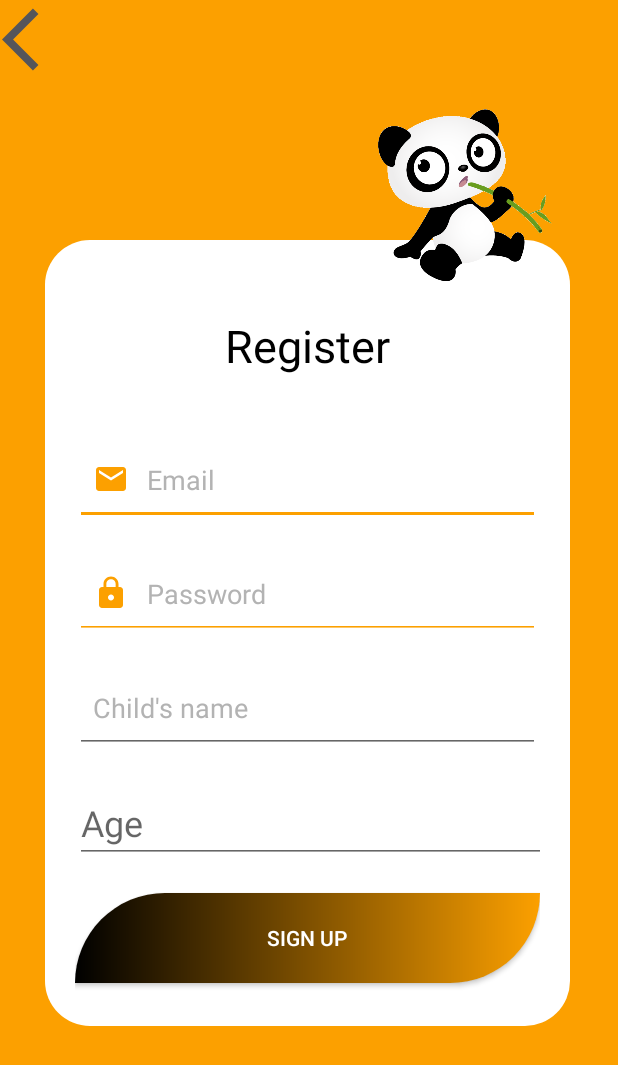
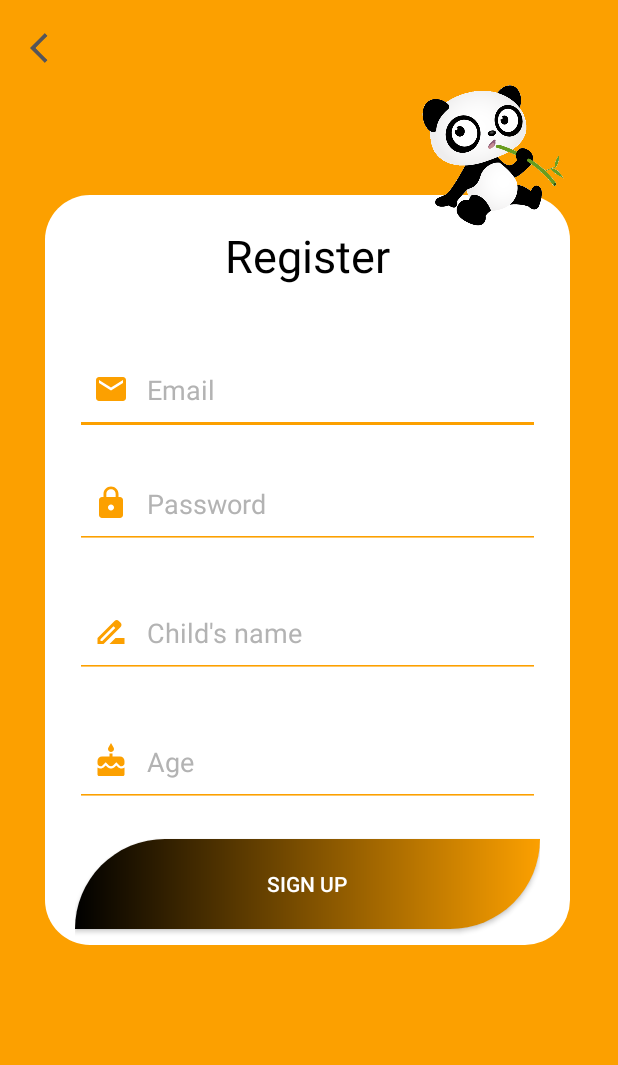
Before and after one commit to Linda-Imeri/ABCZone, an Android app: the layout activity_register.xml on its own in the app's theme, with its tools: preview values and no code run, on a phone screen of 412 x 824 dp. Shown: the top 1065 px of the screen. Run offline under Robolectric (Android 15) with nearby library versions, the phone set to English and light mode, and no system bars.

Commit message:
Code edited

```diff
--- a/app/src/main/AndroidManifest.xml
+++ b/app/src/main/AndroidManifest.xml
@@ -12,11 +12,9 @@
         android:supportsRtl="true"
         android:theme="@style/Theme.ABCZone">
 
-        <activity android:name=".Child_registration"></activity>
         <activity android:name=".Watch_Movies" />
         <activity android:name=".Movie" />
         <activity android:name=".Speak_Write" />
-        <activity android:name=".AboutUs" />
         <activity android:name=".Listen_Music" />
         <activity android:name=".Numbers" />
         <activity android:name=".Fruits" />
--- a/app/src/main/java/com/example/abczone/AudioBooks.java
+++ b/app/src/main/java/com/example/abczone/AudioBooks.java
@@ -35,8 +35,6 @@
         read4.setOnClickListener(this);
         read5=(Button)findViewById(R.id.read5);
         read5.setOnClickListener(this);
-
-
     }
 
     @Override
--- a/app/src/main/java/com/example/abczone/MainActivity.java
+++ b/app/src/main/java/com/example/abczone/MainActivity.java
@@ -21,7 +21,7 @@
         new Handler().postDelayed(new Runnable() {
             @Override
             public void run() {
-                Intent i = new Intent(getApplicationContext(), MainZone.class);
+                Intent i = new Intent(getApplicationContext(), Login.class);
                 startActivity(i);
             }
         }, 4000);
--- a/app/src/main/java/com/example/abczone/MainZone.java
+++ b/app/src/main/java/com/example/abczone/MainZone.java
@@ -82,7 +82,8 @@
                         startActivity(new Intent(MainZone.this,Login.class));
                         break;
                     case R.id.aboutUs:
-                        startActivity(new Intent(MainZone.this,AboutUs.class));
+                        fragment=new AboutUs_Fragment();
+                        loadFragment(fragment);
                         break;
                     default:
                         return true;
--- a/app/src/main/java/com/example/abczone/Watch_Movies.java
+++ b/app/src/main/java/com/example/abczone/Watch_Movies.java
@@ -50,12 +50,6 @@
             }
 
             videoView.setVideoURI(Uri.parse(videoPath));
-         /*   videoView.setOnPreparedListener(new MediaPlayer.OnPreparedListener() {
-                @Override
-                public void onPrepared(MediaPlayer mp) {
-                    mp.setVolume(50, 50);
-                }
-            });*/
 
             MediaController mediaController = new MediaController(this);
             videoView.setMediaController(mediaController);
--- /dev/null
+++ b/app/src/main/res/drawable/age.xml
@@ -0,0 +1,5 @@
+<vector android:height="24dp" android:tint="#FCA000"
+    android:viewportHeight="24" android:viewportWidth="24"
+    android:width="24dp" xmlns:android="http://schemas.android.com/apk/res/android">
+    <path android:fillColor="@android:color/white" android:pathData="M12,6c1.11,0 2,-0.9 2,-2 0,-0.38 -0.1,-0.73 -0.29,-1.03L12,0l-1.71,2.97c-0.19,0.3 -0.29,0.65 -0.29,1.03 0,1.1 0.9,2 2,2zM16.6,15.99l-1.07,-1.07 -1.08,1.07c-1.3,1.3 -3.58,1.31 -4.89,0l-1.07,-1.07 -1.09,1.07C6.75,16.64 5.88,17 4.96,17c-0.73,0 -1.4,-0.23 -1.96,-0.61L3,21c0,0.55 0.45,1 1,1h16c0.55,0 1,-0.45 1,-1v-4.61c-0.56,0.38 -1.23,0.61 -1.96,0.61 -0.92,0 -1.79,-0.36 -2.44,-1.01zM18,9h-5L13,7h-2v2L6,9c-1.66,0 -3,1.34 -3,3v1.54c0,1.08 0.88,1.96 1.96,1.96 0.52,0 1.02,-0.2 1.38,-0.57l2.14,-2.13 2.13,2.13c0.74,0.74 2.03,0.74 2.77,0l2.14,-2.13 2.13,2.13c0.37,0.37 0.86,0.57 1.38,0.57 1.08,0 1.96,-0.88 1.96,-1.96L20.99,12C21,10.34 19.66,9 18,9z"/>
+</vector>
--- /dev/null
+++ b/app/src/main/res/drawable/name.xml
@@ -0,0 +1,5 @@
+<vector android:height="24dp" android:tint="#FCA000"
+    android:viewportHeight="24" android:viewportWidth="24"
+    android:width="24dp" xmlns:android="http://schemas.android.com/apk/res/android">
+    <path android:fillColor="@android:color/white" android:pathData="M18.41,5.8L17.2,4.59c-0.78,-0.78 -2.05,-0.78 -2.83,0l-2.68,2.68L3,15.96V20h4.04l8.74,-8.74 2.63,-2.63c0.79,-0.78 0.79,-2.05 0,-2.83zM6.21,18H5v-1.21l8.66,-8.66 1.21,1.21L6.21,18zM11,20l4,-4h6v4H11z"/>
+</vector>
--- a/app/src/main/res/layout/activity_register.xml
+++ b/app/src/main/res/layout/activity_register.xml
@@ -10,14 +10,13 @@
 
     <LinearLayout
         android:layout_width="350dp"
-        android:layout_height="524dp"
+        android:layout_height="500dp"
         android:layout_marginStart="30dp"
-        android:layout_marginTop="160dp"
+        android:layout_marginTop="130dp"
         android:layout_marginEnd="10dp"
         android:background="@drawable/round_corner"
         android:orientation="vertical"
         android:paddingLeft="20dp"
-        android:paddingTop="30dp"
         android:paddingRight="20dp">
 
 
@@ -61,31 +60,45 @@
             android:paddingStart="12dp"
             android:paddingEnd="12dp" />
 
+
         <EditText
             android:id="@+id/fullName"
             android:layout_width="match_parent"
             android:layout_height="60dp"
+            android:layout_marginTop="10dp"
+            android:layout_marginBottom="16dp"
+            app:backgroundTint="@color/orange"
+            android:textColorHint="@color/gray"
+            android:drawableStart="@drawable/name"
+            android:drawablePadding="12dp"
+            android:ems="12"
+            android:hint="@string/child_s_name"
             android:inputType="text"
             android:paddingStart="12dp"
-            android:paddingEnd="12dp"
-            android:hint="@string/child_s_name"
-            android:textColorHint="@color/gray"
-            />
+            android:paddingEnd="12dp" />
 
         <EditText
             android:id="@+id/age"
-            android:layout_width="380dp"
-            android:layout_height="wrap_content"
-            android:layout_marginTop="20dp"
+            android:layout_width="match_parent"
+            android:layout_height="60dp"
+            android:layout_marginTop="10dp"
+            android:layout_marginBottom="16dp"
+            app:backgroundTint="@color/orange"
+            android:textColorHint="@color/gray"
+            android:drawableStart="@drawable/age"
+            android:drawablePadding="12dp"
+            android:ems="12"
             android:hint="Age"
             android:inputType="number"
-            android:textSize="24sp" />
+            android:paddingStart="12dp"
+            android:paddingEnd="12dp" />
+
 
         <androidx.appcompat.widget.AppCompatButton
             android:id="@+id/login"
             android:layout_width="match_parent"
             android:layout_height="60dp"
-            android:layout_marginTop="20dp"
+            android:layout_marginTop="5dp"
             android:textColor="@color/white"
             android:background="@drawable/button_style"
             android:text="@string/sign_up"
@@ -96,16 +109,15 @@
     <ImageView
         android:layout_width="250dp"
         android:layout_height="250dp"
-        android:layout_marginStart="250dp"
-        android:layout_marginTop="-5dp"
+        android:layout_marginStart="280dp"
+        android:layout_marginTop="-30dp"
         android:src="@drawable/panda_sitting" />
 
     <ImageView
         android:id="@+id/back_icon"
-        android:layout_width="50dp"
-        android:layout_height="50dp"
-        android:layout_marginStart="1dp"
-        android:layout_marginTop="1dp"
+        android:layout_width="wrap_content"
+        android:layout_height="wrap_content"
+        android:padding="20dp"
         app:srcCompat="@drawable/back" />
 
 
```
Also changed, not shown: app/src/main/java/com/example/abczone/AboutUs.java (deleted, +0 -19 lines), app/src/main/java/com/example/abczone/AboutUs_Fragment.java (added, +33 -0 lines), app/src/main/java/com/example/abczone/Child.java (deleted, +0 -27 lines), app/src/main/java/com/example/abczone/Child_registration.java (deleted, +0 -54 lines), app/src/main/java/com/example/abczone/ListenAudioBooks.java (+9 -1 lines), app/src/main/res/layout/activity_about_us.xml (deleted, +0 -69 lines), app/src/main/res/layout/activity_speak__write.xml (+15 -3 lines), app/src/main/res/layout/fragment_about_us_.xml (added, +69 -0 lines), app/src/main/res/drawable/write.png (deleted).
